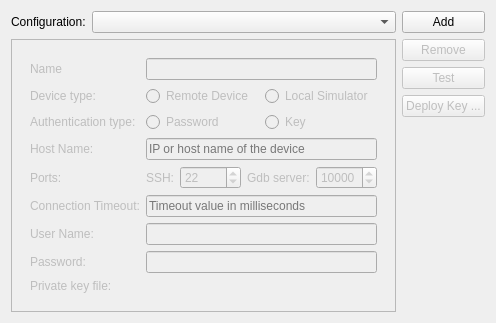
Before: the Qt Designer form src/plugins/qt4projectmanager/qt-maemo/maemosettingswidget.ui in qt-creator/qt-creator, drawn with Qt 5.
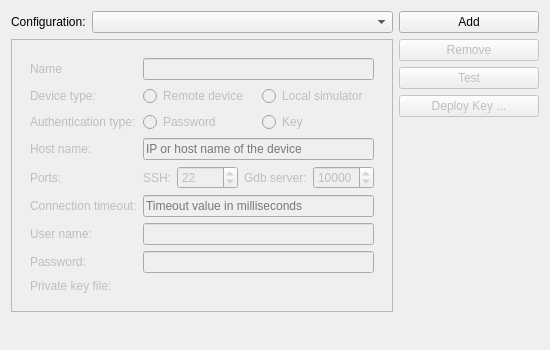
After: the same form once the commit is applied. Custom widgets are drawn as their Qt base class.

Patch:
```diff
--- a/src/plugins/qt4projectmanager/qt-maemo/maemosettingswidget.ui
+++ b/src/plugins/qt4projectmanager/qt-maemo/maemosettingswidget.ui
@@ -6,8 +6,8 @@
    <rect>
     <x>0</x>
     <y>0</y>
-    <width>448</width>
-    <height>307</height>
+    <width>550</width>
+    <height>350</height>
    </rect>
   </property>
   <property name="windowTitle">
@@ -139,14 +139,14 @@
             <item>
              <widget class="QRadioButton" name="deviceButton">
               <property name="text">
-               <string>Remote Device</string>
+               <string>Remote device</string>
               </property>
              </widget>
             </item>
             <item>
              <widget class="QRadioButton" name="simulatorButton">
               <property name="text">
-               <string>Local Simulator</string>
+               <string>Local simulator</string>
               </property>
              </widget>
             </item>
@@ -186,7 +186,7 @@
          <item row="3" column="0">
           <widget class="QLabel" name="hostNameLabel">
            <property name="text">
-            <string>Host Name:</string>
+            <string>Host name:</string>
            </property>
           </widget>
          </item>
@@ -248,7 +248,7 @@
          <item row="5" column="0">
           <widget class="QLabel" name="connectionTimeoutLabel">
            <property name="text">
-            <string>Connection Timeout:</string>
+            <string>Connection timeout:</string>
            </property>
           </widget>
          </item>
@@ -262,7 +262,7 @@
          <item row="6" column="0">
           <widget class="QLabel" name="userNameLabel">
            <property name="text">
-            <string>User Name:</string>
+            <string>User name:</string>
            </property>
           </widget>
          </item>
```
